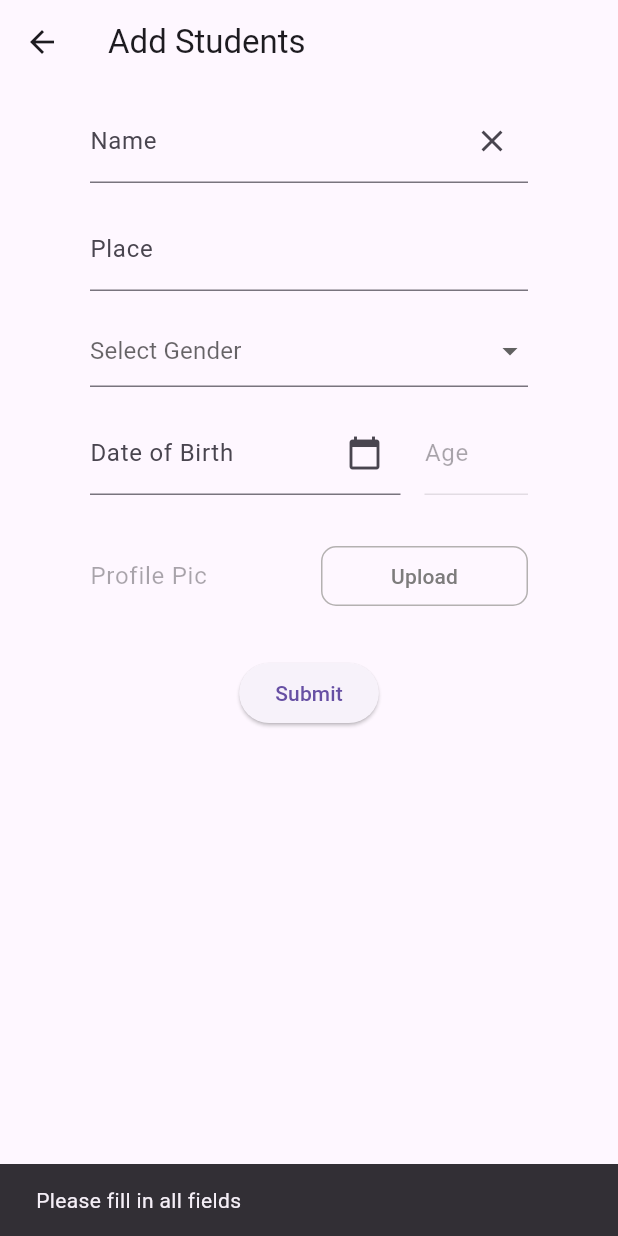
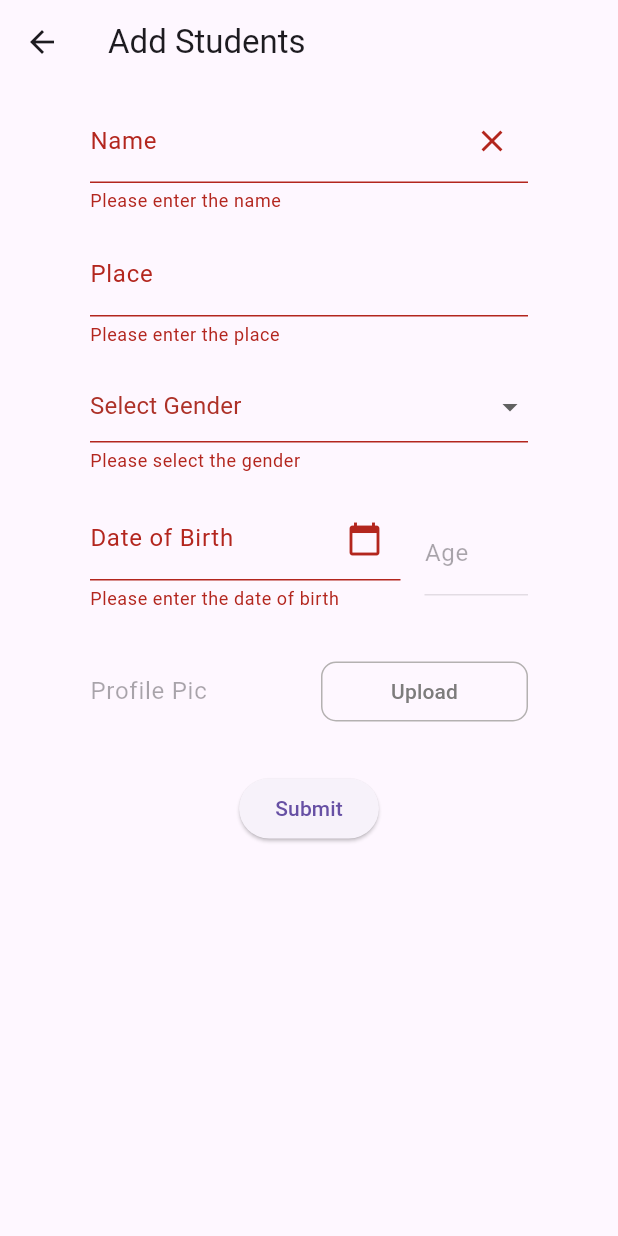
Before and after one commit to ajujacob88/flutter-sample-student-record-using-sqflite, a Flutter app: the AddStudentsScreen screen opened directly, after a tap on "Submit", on a phone screen of 412 x 824 dp. Run offline on Flutter 3.47's test engine with Material 3 defaults, Android fonts, the phone set to English and light mode, and no system bars; our stand-ins replace image_picker.

Commit message:
done the form validation using Form widget

```diff
--- a/lib/screens/add_students_screen.dart
+++ b/lib/screens/add_students_screen.dart
@@ -56,24 +56,24 @@ class _AddStudentsScreenState extends State<AddStudentsScreen> {
   // }
 
   void _handleSubmit() {
-    String name = nameController.text;
-    String place = placeController.text;
-    String gender = selectedGender ?? '';
+    // String name = nameController.text;
+    // String place = placeController.text;
+    // String gender = selectedGender ?? '';
 
     // Check if any field is empty
-    if (name.isEmpty ||
-        place.isEmpty ||
-        gender.isEmpty ||
-        _selectedDob.isEmpty) {
-      // Show a snackbar to inform the user
-      ScaffoldMessenger.of(context).showSnackBar(
-        const SnackBar(
-          content: Text('Please fill in all fields'),
-          duration: Duration(seconds: 2), // Optional duration
-        ),
-      );
-      return;
-    }
+    // if (name.isEmpty ||
+    //     place.isEmpty ||
+    //     gender.isEmpty ||
+    //     _selectedDob.isEmpty) {
+    //   // Show a snackbar to inform the user
+    //   ScaffoldMessenger.of(context).showSnackBar(
+    //     const SnackBar(
+    //       content: Text('Please fill in all fields'),
+    //       duration: Duration(seconds: 2), // Optional duration
+    //     ),
+    //   );
+    //   return;
+    // }
 
     Student student = Student(
         name: nameController.text,
@@ -116,6 +116,9 @@ class _AddStudentsScreenState extends State<AddStudentsScreen> {
         'Student: $student, name = ${student.name}, dob= ${student.dob}, ${student.gender}, ${student.age}, ${student.imagePath}');
   }
 
+  final _formKey = GlobalKey<FormState>();
+  var _hasError = false; // Flag to track validation state
+
   @override
   Widget build(BuildContext context) {
     return Scaffold(
@@ -123,6 +126,8 @@ class _AddStudentsScreenState extends State<AddStudentsScreen> {
       body: SingleChildScrollView(
         child: Padding(
           padding: const EdgeInsets.only(left: 60, right: 60, top: 10),
+          child: Form(
+            key: _formKey,
             child: Column(
               mainAxisAlignment: MainAxisAlignment.start,
               children: [
@@ -137,13 +142,28 @@ class _AddStudentsScreenState extends State<AddStudentsScreen> {
                       },
                     ),
                   ),
+                  validator: (value) {
+                    if (value == null || value.isEmpty) {
+                      return 'Please enter the name';
+                    }
+                    return value.length < 3
+                        ? 'Name must be at least 3 to 30 characters long'
+                        : null;
+                  },
+                  // autovalidateMode: AutovalidateMode.onUserInteraction,
                 ),
                 const SizedBox(
-                height: 16,
+                  height: 13,
                 ),
                 TextFormField(
                   controller: placeController,
                   decoration: const InputDecoration(labelText: 'Place'),
+                  validator: (value) {
+                    if (value == null || value.isEmpty) {
+                      return 'Please enter the place';
+                    }
+                    return null;
+                  },
                 ),
                 const SizedBox(
                   height: 16,
@@ -157,11 +177,14 @@ class _AddStudentsScreenState extends State<AddStudentsScreen> {
                               .dividerColor), // Optional colored border on focus
                     ),
                   ),
-                hint: const Text(
+                  hint: Text(
                     'Select Gender',
                     style: TextStyle(
-                    fontWeight: FontWeight.normal, // Match the font weight
-                  ),
+                      fontWeight: FontWeight.normal,
+                      color: _hasError
+                          ? const Color.fromARGB(255, 173, 49, 40)
+                          : null,
+                    ), // Match the font weight
                   ),
                   items: ['Male', 'Female', 'Other']
                       .map((gender) =>
@@ -171,6 +194,16 @@ class _AddStudentsScreenState extends State<AddStudentsScreen> {
                     setState(() {
                       selectedGender = value;
                     });
+                  },
+                  validator: (value) {
+                    if (value == null || value.isEmpty) {
+                      setState(() {
+                        _hasError = true;
+                      });
+
+                      return 'Please select the gender';
+                    }
+                    return null;
                   },
                 ),
                 const SizedBox(
@@ -192,17 +225,17 @@ class _AddStudentsScreenState extends State<AddStudentsScreen> {
                 ),
                 ElevatedButton(
                   onPressed: () {
+                    if (_formKey.currentState!.validate()) {
                       _handleSubmit();
+                    }
                   },
-                // onPressed: () {
-                //   print(' gender is $selectedGender');
-                // },
                   child: const Text('Submit'),
                 ),
               ],
             ),
           ),
         ),
+      ),
     );
   }
 }
--- a/lib/widgets/custom_date_and_age_picker.dart
+++ b/lib/widgets/custom_date_and_age_picker.dart
@@ -1,4 +1,5 @@
 import 'package:flutter/material.dart';
+import 'package:flutter/widgets.dart';
 import 'package:intl/intl.dart';
 
 class CustomDateAndAgePicker extends StatefulWidget {
@@ -8,8 +9,9 @@ class CustomDateAndAgePicker extends StatefulWidget {
   final Function(String dob, int age) onDateSelected;
 
   final Function(
-          TextEditingController dobControl, TextEditingController ageControl)
-      onClear;
+    TextEditingController dobControl,
+    TextEditingController ageControl,
+  ) onClear;
 
   @override
   State<CustomDateAndAgePicker> createState() => _CustomDateAndAgePickerState();
@@ -85,6 +87,12 @@ class _CustomDateAndAgePickerState extends State<CustomDateAndAgePicker> {
                     onPressed: () => _selectDate(context),
                   ),
                 ),
+                validator: (value) {
+                  if (value == null || value.isEmpty) {
+                    return 'Please enter the date of birth';
+                  }
+                  return null;
+                },
               ),
               Positioned.fill(
                 child: Material(
```
Lines whose indentation alone changed are shown as unchanged.
